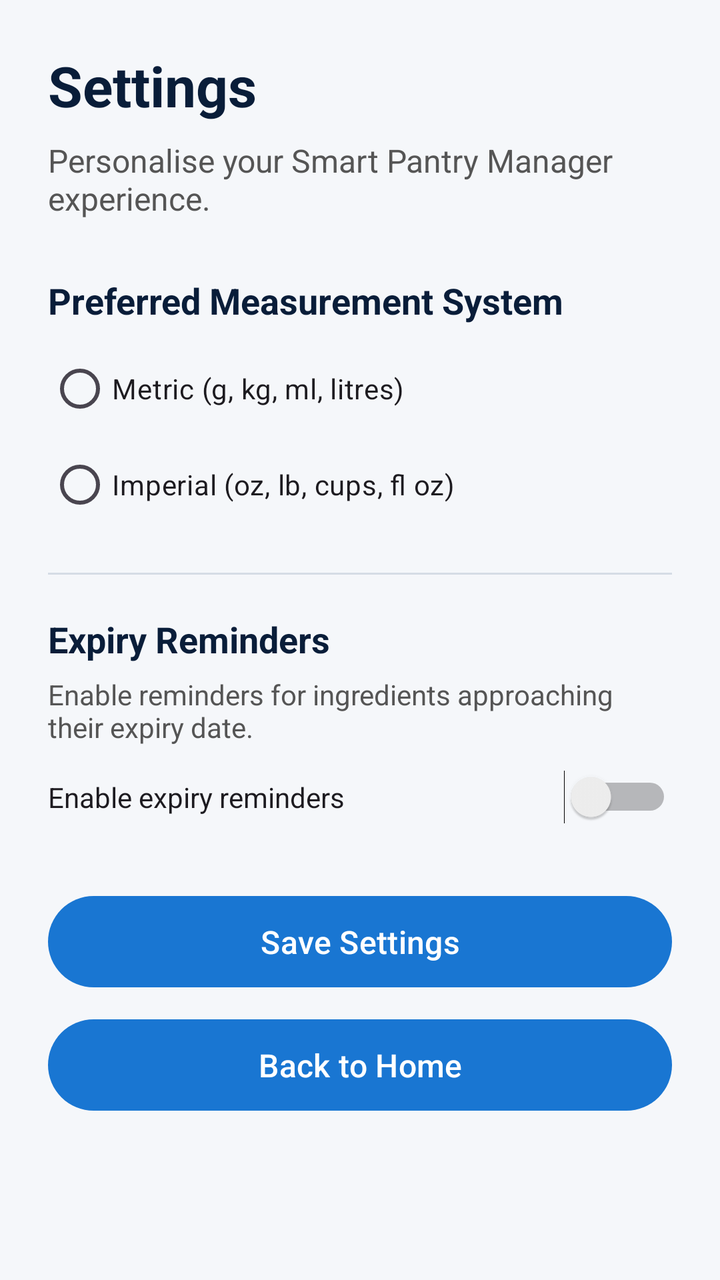
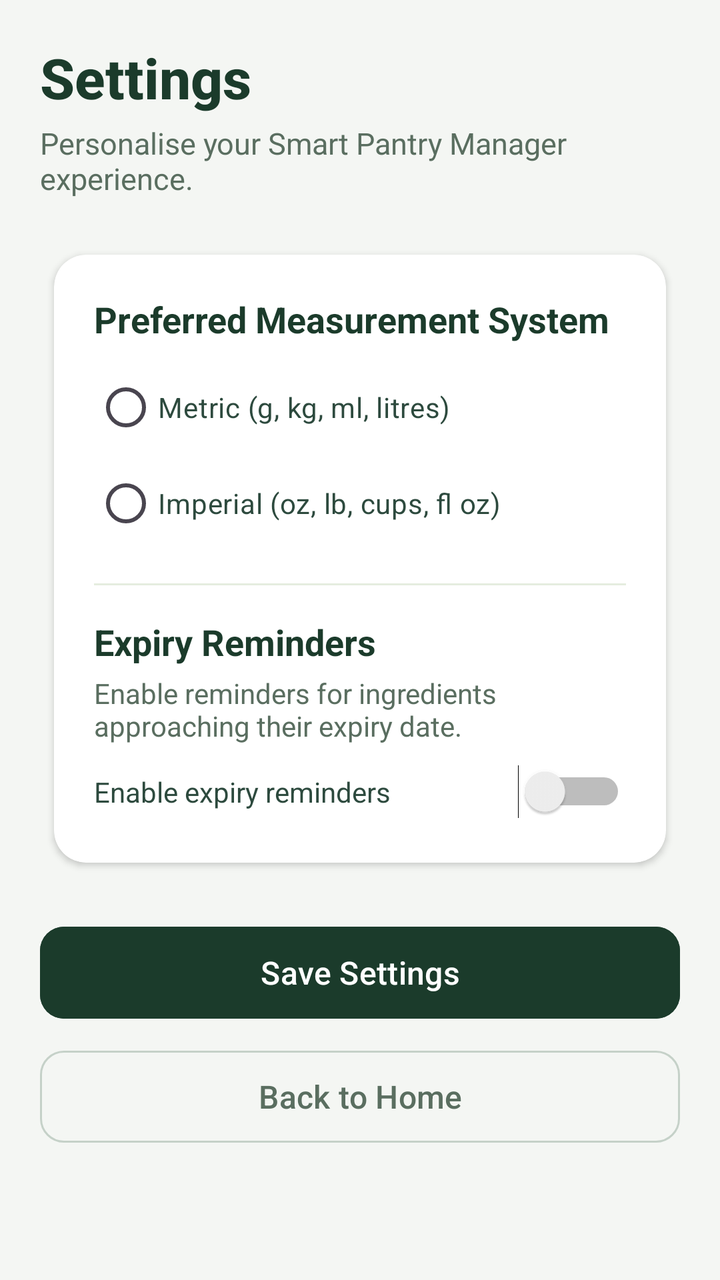

Compare the two renders of this Android layout. The source of the first and the diff that turns it into the second are given below.
<!-- AndroidManifest.xml: application theme Theme.SmartPantryManager -->
<!-- res/layout/activity_settings.xml -->
<?xml version="1.0" encoding="utf-8"?>
<ScrollView xmlns:android="http://schemas.android.com/apk/res/android"
    android:layout_width="match_parent"
    android:layout_height="match_parent"
    android:background="#F5F7FA"
    android:fillViewport="true">

    <LinearLayout
        android:layout_width="match_parent"
        android:layout_height="wrap_content"
        android:orientation="vertical"
        android:padding="24dp">

        <TextView
            android:layout_width="match_parent"
            android:layout_height="wrap_content"
            android:text="Settings"
            android:textColor="#091D39"
            android:textSize="28sp"
            android:textStyle="bold"
            android:paddingBottom="8dp" />

        <TextView
            android:layout_width="match_parent"
            android:layout_height="wrap_content"
            android:text="Personalise your Smart Pantry Manager experience."
            android:textColor="#555555"
            android:textSize="16sp"
            android:paddingBottom="28dp" />

        <TextView
            android:layout_width="match_parent"
            android:layout_height="wrap_content"
            android:text="Preferred Measurement System"
            android:textColor="#091D39"
            android:textSize="18sp"
            android:textStyle="bold"
            android:paddingBottom="8dp" />

        <RadioGroup
            android:id="@+id/rgUnitPreference"
            android:layout_width="match_parent"
            android:layout_height="wrap_content"
            android:orientation="vertical">

            <RadioButton
                android:id="@+id/rbMetric"
                android:layout_width="match_parent"
                android:layout_height="wrap_content"
                android:text="Metric (g, kg, ml, litres)" />

            <RadioButton
                android:id="@+id/rbImperial"
                android:layout_width="match_parent"
                android:layout_height="wrap_content"
                android:text="Imperial (oz, lb, cups, fl oz)" />

        </RadioGroup>

        <View
            android:layout_width="match_parent"
            android:layout_height="1dp"
            android:background="#D5DCE5"
            android:layout_marginTop="20dp"
            android:layout_marginBottom="20dp" />

        <TextView
            android:layout_width="match_parent"
            android:layout_height="wrap_content"
            android:text="Expiry Reminders"
            android:textColor="#091D39"
            android:textSize="18sp"
            android:textStyle="bold" />

        <TextView
            android:layout_width="match_parent"
            android:layout_height="wrap_content"
            android:text="Enable reminders for ingredients approaching their expiry date."
            android:textColor="#555555"
            android:textSize="14sp"
            android:paddingTop="6dp"
            android:paddingBottom="8dp" />

        <Switch
            android:id="@+id/swExpiryReminders"
            android:layout_width="match_parent"
            android:layout_height="wrap_content"
            android:text="Enable expiry reminders"
            android:paddingTop="8dp"
            android:paddingBottom="8dp" />

        <Button
            android:id="@+id/btnSaveSettings"
            android:layout_width="match_parent"
            android:layout_height="wrap_content"
            android:text="Save Settings"
            android:layout_marginTop="28dp" />

        <Button
            android:id="@+id/btnSettingsBack"
            android:layout_width="match_parent"
            android:layout_height="wrap_content"
            android:text="Back to Home"
            android:layout_marginTop="8dp" />

    </LinearLayout>

</ScrollView>
<!-- resources referenced by this layout -->
<resources>
  <style name="Theme.SmartPantryManager" parent="Base.Theme.SmartPantryManager" />
  <style name="Base.Theme.SmartPantryManager" parent="Theme.Material3.DayNight.NoActionBar">
          <item name="colorPrimary">#1976D2</item>
          <item name="colorOnPrimary">#FFFFFF</item>
          <item name="materialButtonStyle">@style/AppButton</item>
      </style>
  <style name="AppButton" parent="Widget.Material3.Button">
          <item name="cornerRadius">24dp</item>
          <item name="android:textSize">16sp</item>
          <item name="android:paddingTop">12dp</item>
          <item name="android:paddingBottom">12dp</item>
      </style>
</resources>

<!-- the commit's change to res/layout/activity_settings.xml (unified diff, before → after) -->
@@ -1,106 +1,146 @@
 <?xml version="1.0" encoding="utf-8"?>
 <ScrollView xmlns:android="http://schemas.android.com/apk/res/android"
+    xmlns:app="http://schemas.android.com/apk/res-auto"
     android:layout_width="match_parent"
     android:layout_height="match_parent"
-    android:background="#F5F7FA"
+    android:background="#F4F6F3"
     android:fillViewport="true">
 
     <LinearLayout
         android:layout_width="match_parent"
         android:layout_height="wrap_content"
         android:orientation="vertical"
-        android:padding="24dp">
+        android:padding="20dp">
 
+        
         <TextView
             android:layout_width="match_parent"
             android:layout_height="wrap_content"
             android:text="Settings"
-            android:textColor="#091D39"
+            android:textColor="#1B3B2B"
             android:textSize="28sp"
+            android:fontFamily="sans-serif-medium"
             android:textStyle="bold"
-            android:paddingBottom="8dp" />
+            android:paddingBottom="4dp" />
 
         <TextView
             android:layout_width="match_parent"
             android:layout_height="wrap_content"
             android:text="Personalise your Smart Pantry Manager experience."
-            android:textColor="#555555"
-            android:textSize="16sp"
-            android:paddingBottom="28dp" />
+            android:textColor="#5A6E60"
+            android:textSize="15sp"
+            android:paddingBottom="20dp" />
 
-        <TextView
+        
+        <androidx.cardview.widget.CardView
             android:layout_width="match_parent"
             android:layout_height="wrap_content"
-            android:text="Preferred Measurement System"
-            android:textColor="#091D39"
-            android:textSize="18sp"
-            android:textStyle="bold"
-            android:paddingBottom="8dp" />
+            app:cardCornerRadius="16dp"
+            app:cardElevation="2dp"
+            app:cardUseCompatPadding="true"
+            app:cardBackgroundColor="#FFFFFF"
+            android:layout_marginBottom="16dp">
 
-        <RadioGroup
-            android:id="@+id/rgUnitPreference"
-            android:layout_width="match_parent"
-            android:layout_height="wrap_content"
-            android:orientation="vertical">
-
-            <RadioButton
-                android:id="@+id/rbMetric"
+            <LinearLayout
                 android:layout_width="match_parent"
                 android:layout_height="wrap_content"
-                android:text="Metric (g, kg, ml, litres)" />
+                android:orientation="vertical"
+                android:padding="20dp">
 
-            <RadioButton
-                android:id="@+id/rbImperial"
-                android:layout_width="match_parent"
-                android:layout_height="wrap_content"
-                android:text="Imperial (oz, lb, cups, fl oz)" />
+                
+                <TextView
+                    android:layout_width="match_parent"
+                    android:layout_height="wrap_content"
+                    android:text="Preferred Measurement System"
+                    android:textColor="#1B3B2B"
+                    android:textSize="18sp"
+                    android:textStyle="bold"
+                    android:paddingBottom="8dp" />
 
-        </RadioGroup>
+                <RadioGroup
+                    android:id="@+id/rgUnitPreference"
+                    android:layout_width="match_parent"
+                    android:layout_height="wrap_content"
+                    android:orientation="vertical">
 
-        <View
-            android:layout_width="match_parent"
-            android:layout_height="1dp"
-            android:background="#D5DCE5"
-            android:layout_marginTop="20dp"
-            android:layout_marginBottom="20dp" />
+                    <RadioButton
+                        android:id="@+id/rbMetric"
+                        android:layout_width="match_parent"
+                        android:layout_height="wrap_content"
+                        android:text="Metric (g, kg, ml, litres)"
+                        android:textColor="#2D4A3E"
+                        android:paddingVertical="6dp" />
 
-        <TextView
-            android:layout_width="match_parent"
-            android:layout_height="wrap_content"
-            android:text="Expiry Reminders"
-            android:textColor="#091D39"
-            android:textSize="18sp"
-            android:textStyle="bold" />
+                    <RadioButton
+                        android:id="@+id/rbImperial"
+                        android:layout_width="match_parent"
+                        android:layout_height="wrap_content"
+                        android:text="Imperial (oz, lb, cups, fl oz)"
+                        android:textColor="#2D4A3E"
+                        android:paddingVertical="6dp" />
 
-        <TextView
-            android:layout_width="match_parent"
-            android:layout_height="wrap_content"
-            android:text="Enable reminders for ingredients approaching their expiry date."
-            android:textColor="#555555"
-            android:textSize="14sp"
-            android:paddingTop="6dp"
-            android:paddingBottom="8dp" />
+                </RadioGroup>
 
-        <Switch
-            android:id="@+id/swExpiryReminders"
-            android:layout_width="match_parent"
-            android:layout_height="wrap_content"
-            android:text="Enable expiry reminders"
-            android:paddingTop="8dp"
-            android:paddingBottom="8dp" />
+                <View
+                    android:layout_width="match_parent"
+                    android:layout_height="1dp"
+                    android:background="#E5EDDF"
+                    android:layout_marginTop="16dp"
+                    android:layout_marginBottom="16dp" />
 
+                
+                <TextView
+                    android:layout_width="match_parent"
+                    android:layout_height="wrap_content"
+                    android:text="Expiry Reminders"
+                    android:textColor="#1B3B2B"
+                    android:textSize="18sp"
+                    android:textStyle="bold" />
+
+                <TextView
+                    android:layout_width="match_parent"
+                    android:layout_height="wrap_content"
+                    android:text="Enable reminders for ingredients approaching their expiry date."
+                    android:textColor="#5A6E60"
+                    android:textSize="14sp"
+                    android:paddingTop="4dp"
+                    android:paddingBottom="8dp" />
+
+                <Switch
+                    android:id="@+id/swExpiryReminders"
+                    android:layout_width="match_parent"
+                    android:layout_height="wrap_content"
+                    android:text="Enable expiry reminders"
+                    android:textColor="#2D4A3E"
+                    android:paddingTop="6dp"
+                    android:paddingBottom="6dp" />
+
+            </LinearLayout>
+        </androidx.cardview.widget.CardView>
+
+        
         <Button
             android:id="@+id/btnSaveSettings"
             android:layout_width="match_parent"
-            android:layout_height="wrap_content"
+            android:layout_height="54dp"
             android:text="Save Settings"
-            android:layout_marginTop="28dp" />
+            android:backgroundTint="#1B3B2B"
+            android:textColor="#FFFFFF"
+            android:textSize="16sp"
+            app:cornerRadius="12dp"
+            android:layout_marginTop="4dp" />
 
+        
         <Button
             android:id="@+id/btnSettingsBack"
+            style="?attr/materialButtonOutlinedStyle"
             android:layout_width="match_parent"
-            android:layout_height="wrap_content"
+            android:layout_height="54dp"
             android:text="Back to Home"
+            android:textColor="#5A6E60"
+            android:textSize="16sp"
+            app:strokeColor="#C5D1C8"
+            app:cornerRadius="12dp"
             android:layout_marginTop="8dp" />
 
     </LinearLayout>
